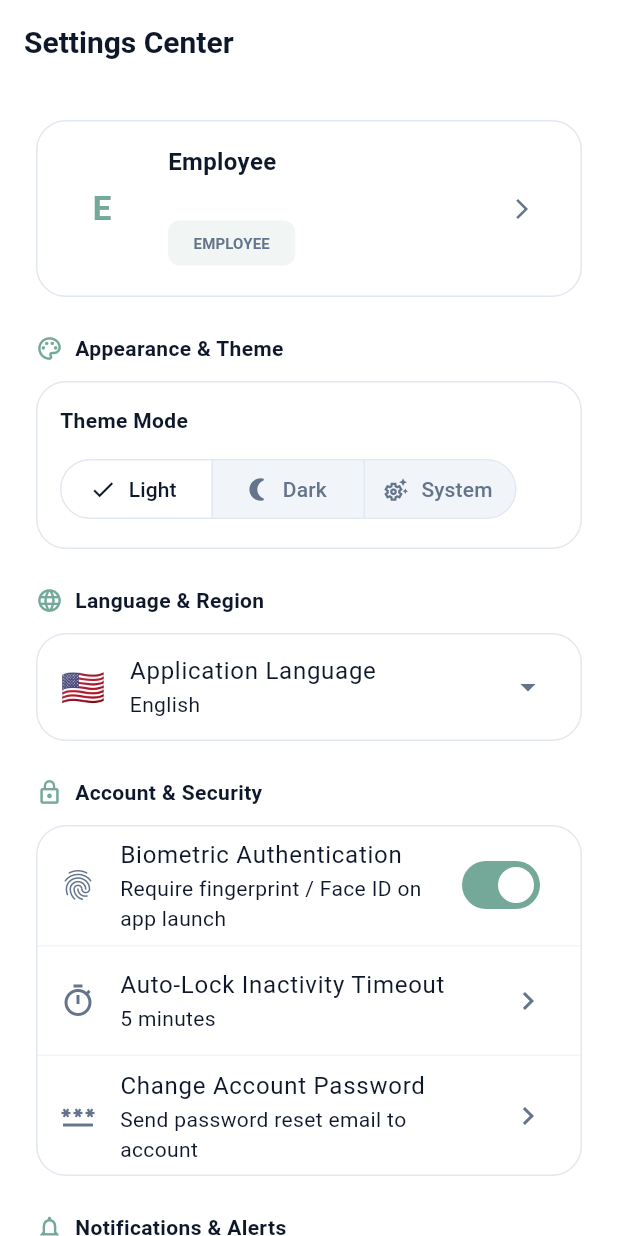
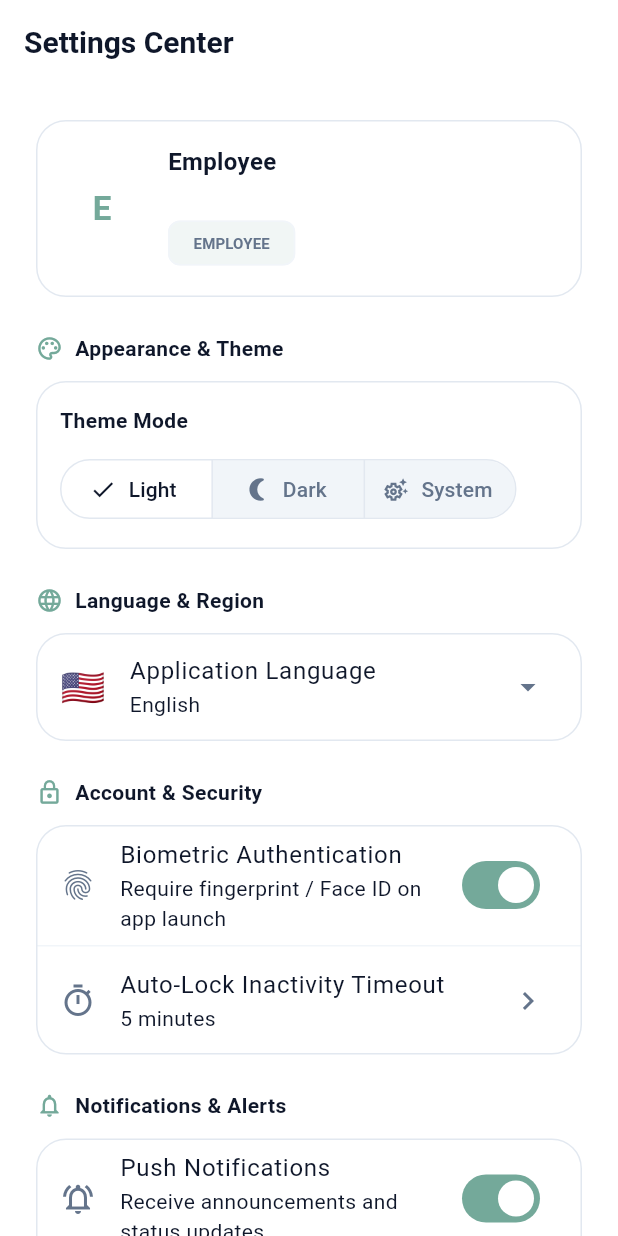
Before and after one commit to jamalabbay97/pointage, a Flutter app: the SettingsScreen screen opened by its route, after a tap on "Light", on a phone screen of 412 x 824 dp. Run offline on Flutter 3.47's test engine with Material 3 defaults, Android fonts, the phone set to English and light mode, and no system bars; our stand-ins replace battery_plus, cloud_firestore, connectivity_plus, device_info_plus, file_picker, firebase_auth and 12 more; missing offline and left inert: excel, mobile_scanner; accounts and stored records are empty; generated files the repository leaves out were written again.

Commit message:
Update Setting

```diff
--- a/lib/features/settings/presentation/settings_screen.dart
+++ b/lib/features/settings/presentation/settings_screen.dart
@@ -1,8 +1,6 @@
 import 'package:firebase_auth/firebase_auth.dart';
 import 'package:flutter/material.dart';
 import 'package:flutter_riverpod/flutter_riverpod.dart';
-import 'package:flutter_secure_storage/flutter_secure_storage.dart';
-import 'package:go_router/go_router.dart';
 
 import '../../../core/services/app_translations.dart';
 import '../../../core/services/language_provider.dart';
@@ -11,8 +9,7 @@ import '../../../core/widgets/web_layout.dart';
 import '../../auth/domain/auth_provider.dart';
 
 import '../../profile/presentation/profile_screen.dart';
-
-const _storage = FlutterSecureStorage();
+import '../data/settings_provider.dart';
 
 class SettingsScreen extends ConsumerStatefulWidget {
   const SettingsScreen({super.key});
@@ -22,43 +19,7 @@ class SettingsScreen extends ConsumerStatefulWidget {
 }
 
 class _SettingsScreenState extends ConsumerState<SettingsScreen> {
-  bool _biometricEnabled = true;
-  bool _pushNotifications = true;
-  bool _dailyReminders = true;
-  bool _autoSyncOffline = true;
-  String _autoLockTimeout = '5 minutes';
-
-  @override
-  void initState() {
-    super.initState();
-    _loadPreferences();
-  }
-
-  Future<void> _loadPreferences() async {
-    try {
-      final bio = await _storage.read(key: 'pref_biometric');
-      final push = await _storage.read(key: 'pref_push');
-      final daily = await _storage.read(key: 'pref_daily');
-      final sync = await _storage.read(key: 'pref_sync');
-      final lock = await _storage.read(key: 'pref_lock');
-
-      if (mounted) {
-        setState(() {
-          if (bio != null) _biometricEnabled = bio == 'true';
-          if (push != null) _pushNotifications = push == 'true';
-          if (daily != null) _dailyReminders = daily == 'true';
-          if (sync != null) _autoSyncOffline = sync == 'true';
-          if (lock != null) _autoLockTimeout = lock;
-        });
-      }
-    } catch (_) {}
-  }
-
-  Future<void> _savePref(String key, String value) async {
-    try {
-      await _storage.write(key: key, value: value);
-    } catch (_) {}
-  }
+  // Empty state, all logic moved to Riverpod
 
   @override
   Widget build(BuildContext context) {
@@ -66,8 +27,11 @@ class _SettingsScreenState extends ConsumerState<SettingsScreen> {
     final currentLang = ref.watch(languageProvider);
     final userModel = ref.watch(currentUserModelProvider).valueOrNull;
     final firebaseUser = FirebaseAuth.instance.currentUser;
+    final userSettings = ref.watch(userSettingsProvider).valueOrNull;
 
-    final avatarImage = ProfileScreen.getProfileImageProvider(userModel?.photoUrl ?? firebaseUser?.photoURL);
+    final avatarImage = ProfileScreen.getProfileImageProvider(
+      userModel?.photoUrl ?? firebaseUser?.photoURL,
+    );
 
     return Scaffold(
       appBar: AppBar(
@@ -85,7 +49,8 @@ class _SettingsScreenState extends ConsumerState<SettingsScreen> {
                   children: [
                     CircleAvatar(
                       radius: 28,
-                      backgroundColor: Theme.of(context).colorScheme.primaryContainer,
+                      backgroundColor:
+                          Theme.of(context).colorScheme.primaryContainer,
                       backgroundImage: avatarImage,
                       child: avatarImage == null
                           ? Text(
@@ -106,28 +71,38 @@ class _SettingsScreenState extends ConsumerState<SettingsScreen> {
                         crossAxisAlignment: CrossAxisAlignment.start,
                         children: [
                           Text(
-                            userModel?.displayName ?? firebaseUser?.displayName ?? ref.tr('employee'),
-                            style: const TextStyle(fontSize: 16, fontWeight: FontWeight.bold),
+                            userModel?.displayName ??
+                                firebaseUser?.displayName ??
+                                ref.tr('employee'),
+                            style: const TextStyle(
+                              fontSize: 16,
+                              fontWeight: FontWeight.bold,
+                            ),
                           ),
                           Text(
                             firebaseUser?.email ?? 'N/A',
-                            style: TextStyle(fontSize: 13, color: Colors.grey.shade600),
+                            style: TextStyle(
+                              fontSize: 13,
+                              color: Colors.grey.shade600,
+                            ),
                           ),
                           const SizedBox(height: 4),
                           Chip(
                             visualDensity: VisualDensity.compact,
                             label: Text(
                               (userModel?.role ?? 'employee').toUpperCase(),
-                              style: const TextStyle(fontSize: 10, fontWeight: FontWeight.bold),
+                              style: const TextStyle(
+                                fontSize: 10,
+                                fontWeight: FontWeight.bold,
+                              ),
                             ),
-                            backgroundColor: Theme.of(context).colorScheme.primary.withValues(alpha: 0.1),
+                            backgroundColor: Theme.of(context)
+                                .colorScheme
+                                .primary
+                                .withValues(alpha: 0.1),
                           ),
                         ],
                       ),
-                    ),
-                    IconButton(
-                      icon: const Icon(Icons.arrow_forward_ios, size: 16),
-                      onPressed: () => context.push('/profile'),
                     ),
                   ],
                 ),
@@ -136,14 +111,21 @@ class _SettingsScreenState extends ConsumerState<SettingsScreen> {
             const SizedBox(height: 20),
 
             // Theme & Appearance
-            _buildSectionHeader(context, ref.tr('appearanceTheme'), Icons.palette_outlined),
+            _buildSectionHeader(
+              context,
+              ref.tr('appearanceTheme'),
+              Icons.palette_outlined,
+            ),
             Card(
               child: Padding(
                 padding: const EdgeInsets.all(16),
                 child: Column(
                   crossAxisAlignment: CrossAxisAlignment.start,
                   children: [
-                    Text(ref.tr('themeMode'), style: const TextStyle(fontWeight: FontWeight.bold)),
+                    Text(
+                      ref.tr('themeMode'),
+                      style: const TextStyle(fontWeight: FontWeight.bold),
+                    ),
                     const SizedBox(height: 12),
                     SegmentedButton<ThemeMode>(
                       segments: [
@@ -165,7 +147,9 @@ class _SettingsScreenState extends ConsumerState<SettingsScreen> {
                       ],
                       selected: {currentThemeMode},
                       onSelectionChanged: (Set<ThemeMode> newSelection) {
-                        ref.read(themeModeProvider.notifier).setThemeMode(newSelection.first);
+                        ref
+                            .read(themeModeProvider.notifier)
+                            .setThemeMode(newSelection.first);
                       },
                     ),
                   ],
@@ -175,10 +159,17 @@ class _SettingsScreenState extends ConsumerState<SettingsScreen> {
             const SizedBox(height: 20),
 
             // Language & Localization
-            _buildSectionHeader(context, ref.tr('langRegion'), Icons.language_outlined),
+            _buildSectionHeader(
+              context,
+              ref.tr('langRegion'),
+              Icons.language_outlined,
+            ),
             Card(
               child: ListTile(
-                leading: Text(currentLang.flag, style: const TextStyle(fontSize: 24)),
+                leading: Text(
+                  currentLang.flag,
+                  style: const TextStyle(fontSize: 24),
+                ),
                 title: Text(ref.tr('appLang')),
                 subtitle: Text(currentLang.name),
                 trailing: const Icon(Icons.arrow_drop_down),
@@ -188,7 +179,11 @@ class _SettingsScreenState extends ConsumerState<SettingsScreen> {
             const SizedBox(height: 20),
 
             // Account & Security Settings
-            _buildSectionHeader(context, ref.tr('accountSecurity'), Icons.lock_outline),
+            _buildSectionHeader(
+              context,
+              ref.tr('accountSecurity'),
+              Icons.lock_outline,
+            ),
             Card(
               child: Column(
                 children: [
@@ -196,27 +191,21 @@ class _SettingsScreenState extends ConsumerState<SettingsScreen> {
                     secondary: const Icon(Icons.fingerprint),
                     title: Text(ref.tr('biometricAuth')),
                     subtitle: Text(ref.tr('biometricSub')),
-                    value: _biometricEnabled,
+                    value: userSettings?.biometricEnabled ?? true,
                     onChanged: (val) {
-                      setState(() => _biometricEnabled = val);
-                      _savePref('pref_biometric', val.toString());
+                      ref
+                          .read(userSettingsProvider.notifier)
+                          .updateBiometric(val);
                     },
                   ),
                   const Divider(height: 1),
                   ListTile(
                     leading: const Icon(Icons.timer_outlined),
                     title: Text(ref.tr('autoLock')),
-                    subtitle: Text(_autoLockTimeout),
+                    subtitle:
+                        Text(userSettings?.autoLockTimeout ?? '5 minutes'),
                     trailing: const Icon(Icons.chevron_right),
                     onTap: () => _showAutoLockPicker(context),
-                  ),
-                  const Divider(height: 1),
-                  ListTile(
-                    leading: const Icon(Icons.password_outlined),
-                    title: Text(ref.tr('changePassword')),
-                    subtitle: Text(ref.tr('changePasswordSub')),
-                    trailing: const Icon(Icons.chevron_right),
-                    onTap: () => _sendPasswordReset(context, firebaseUser?.email),
                   ),
                 ],
               ),
@@ -224,7 +213,11 @@ class _SettingsScreenState extends ConsumerState<SettingsScreen> {
             const SizedBox(height: 20),
 
             // Notification Settings
-            _buildSectionHeader(context, ref.tr('notificationsAlerts'), Icons.notifications_none_outlined),
+            _buildSectionHeader(
+              context,
+              ref.tr('notificationsAlerts'),
+              Icons.notifications_none_outlined,
+            ),
             Card(
               child: Column(
                 children: [
@@ -232,10 +225,9 @@ class _SettingsScreenState extends ConsumerState<SettingsScreen> {
                     secondary: const Icon(Icons.notifications_active_outlined),
                     title: Text(ref.tr('pushNotifications')),
                     subtitle: Text(ref.tr('pushNotifSub')),
-                    value: _pushNotifications,
+                    value: userSettings?.pushNotifications ?? true,
                     onChanged: (val) {
-                      setState(() => _pushNotifications = val);
-                      _savePref('pref_push', val.toString());
+                      ref.read(userSettingsProvider.notifier).updatePush(val);
                     },
                   ),
                   const Divider(height: 1),
@@ -243,10 +235,9 @@ class _SettingsScreenState extends ConsumerState<SettingsScreen> {
                     secondary: const Icon(Icons.alarm),
                     title: Text(ref.tr('dailyReminder')),
                     subtitle: Text(ref.tr('dailyReminderSub')),
-                    value: _dailyReminders,
+                    value: userSettings?.dailyReminders ?? true,
                     onChanged: (val) {
-                      setState(() => _dailyReminders = val);
-                      _savePref('pref_daily', val.toString());
+                      ref.read(userSettingsProvider.notifier).updateDaily(val);
                     },
                   ),
                 ],
@@ -255,7 +246,11 @@ class _SettingsScreenState extends ConsumerState<SettingsScreen> {
             const SizedBox(height: 20),
 
             // Application Preferences
-            _buildSectionHeader(context, ref.tr('appPrefsSync'), Icons.tune_outlined),
+            _buildSectionHeader(
+              context,
+              ref.tr('appPrefsSync'),
+              Icons.tune_outlined,
+            ),
             Card(
               child: Column(
                 children: [
@@ -263,17 +258,18 @@ class _SettingsScreenState extends ConsumerState<SettingsScreen> {
                     secondary: const Icon(Icons.cloud_sync_outlined),
                     title: Text(ref.tr('autoSync')),
                     subtitle: Text(ref.tr('autoSyncSub')),
-                    value: _autoSyncOffline,
+                    value: userSettings?.autoSyncOffline ?? true,
                     onChanged: (val) {
-                      setState(() => _autoSyncOffline = val);
-                      _savePref('pref_sync', val.toString());
+                      ref.read(userSettingsProvider.notifier).updateSync(val);
                     },
                   ),
                   const Divider(height: 1),
                   ListTile(
                     leading: const Icon(Icons.gps_fixed),
                     title: Text(ref.tr('geofenceTol')),
-                    subtitle: Text(ref.tr('geofenceTolSub')),
+                    subtitle: Text(
+                      '${userModel?.assignedLocationRadius?.toInt() ?? 500} meters from registered headquarters',
+                    ),
                   ),
                 ],
               ),
@@ -281,7 +277,11 @@ class _SettingsScreenState extends ConsumerState<SettingsScreen> {
             const SizedBox(height: 20),
 
             // About & Version Info
-            _buildSectionHeader(context, ref.tr('aboutInfo'), Icons.info_outline),
+            _buildSectionHeader(
+              context,
+              ref.tr('aboutInfo'),
+              Icons.info_outline,
+            ),
             Card(
               child: Column(
                 children: [
@@ -329,7 +329,11 @@ class _SettingsScreenState extends ConsumerState<SettingsScreen> {
     );
   }
 
-  Widget _buildSectionHeader(BuildContext context, String title, IconData icon) {
+  Widget _buildSectionHeader(
+    BuildContext context,
+    String title,
+    IconData icon,
+  ) {
     return Padding(
       padding: const EdgeInsets.only(left: 4, bottom: 8),
       child: Row(
@@ -359,7 +363,10 @@ class _SettingsScreenState extends ConsumerState<SettingsScreen> {
           children: [
             Text(
               ref.tr('selectLang'),
-              style: Theme.of(context).textTheme.titleMedium?.copyWith(fontWeight: FontWeight.bold),
+              style: Theme.of(context)
+                  .textTheme
+                  .titleMedium
+                  ?.copyWith(fontWeight: FontWeight.bold),
             ),
             const SizedBox(height: 16),
             ...supportedLanguages.map((lang) {
@@ -383,11 +390,11 @@ class _SettingsScreenState extends ConsumerState<SettingsScreen> {
       context: context,
       builder: (ctx) => SimpleDialog(
         title: Text(ref.tr('autoLock')),
-        children: ['1 minute', '5 minutes', '15 minutes', 'Never'].map((option) {
+        children:
+            ['1 minute', '5 minutes', '15 minutes', 'Never'].map((option) {
           return SimpleDialogOption(
             onPressed: () {
-              setState(() => _autoLockTimeout = option);
-              _savePref('pref_lock', option);
+              ref.read(userSettingsProvider.notifier).updateLock(option);
               Navigator.pop(ctx);
             },
             child: Padding(
@@ -398,26 +405,6 @@ class _SettingsScreenState extends ConsumerState<SettingsScreen> {
         }).toList(),
       ),
     );
-  }
-
-  void _sendPasswordReset(BuildContext context, String? email) async {
-    if (email == null || email.isEmpty) return;
-    try {
-      await FirebaseAuth.instance.sendPasswordResetEmail(email: email);
-      if (!context.mounted) return;
-      ScaffoldMessenger.of(context).showSnackBar(
-        const SnackBar(
-          content: Text('Password reset link sent to your email'),
-          backgroundColor: Colors.green,
-        ),
-      );
-    } catch (err) {
-      if (context.mounted) {
-        ScaffoldMessenger.of(context).showSnackBar(
-          SnackBar(content: Text(err.toString()), backgroundColor: Colors.red),
-        );
-      }
-    }
   }
 
   void _showTermsModal(BuildContext context) {
@@ -431,7 +418,10 @@ class _SettingsScreenState extends ConsumerState<SettingsScreen> {
           ),
         ),
         actions: [
-          TextButton(onPressed: () => Navigator.pop(ctx), child: Text(ref.tr('close'))),
+          TextButton(
+            onPressed: () => Navigator.pop(ctx),
+            child: Text(ref.tr('close')),
+          ),
         ],
       ),
     );
@@ -448,7 +438,10 @@ class _SettingsScreenState extends ConsumerState<SettingsScreen> {
           ),
         ),
         actions: [
-          TextButton(onPressed: () => Navigator.pop(ctx), child: Text(ref.tr('close'))),
+          TextButton(
+            onPressed: () => Navigator.pop(ctx),
+            child: Text(ref.tr('close')),
+          ),
         ],
       ),
     );
@@ -461,7 +454,10 @@ class _SettingsScreenState extends ConsumerState<SettingsScreen> {
         title: Text(ref.tr('signOut')),
         content: Text(ref.tr('signOutConfirm')),
         actions: [
-          TextButton(onPressed: () => Navigator.pop(ctx), child: Text(ref.tr('cancel'))),
+          TextButton(
+            onPressed: () => Navigator.pop(ctx),
+            child: Text(ref.tr('cancel')),
+          ),
           FilledButton(
             style: FilledButton.styleFrom(backgroundColor: Colors.red),
             onPressed: () async {
--- a/lib/main.dart
+++ b/lib/main.dart
@@ -22,6 +22,7 @@ import 'features/scanner/presentation/qr_scanner_screen.dart';
 import 'features/profile/presentation/profile_screen.dart';
 import 'features/settings/presentation/settings_screen.dart';
 import 'features/auth/domain/auth_provider.dart';
+import 'features/auth/presentation/app_lock_wrapper.dart';
 import 'firebase_options.dart';
 
 Future<void> main() async {
@@ -108,7 +109,9 @@ class _BootstrapAppState extends State<BootstrapApp> {
       overrides: [
         themeModeProvider.overrideWith((ref) => ThemeNotifier(_savedTheme)),
       ],
-      child: const ChezLePointageApp(),
+      child: const AppLockWrapper(
+        child: ChezLePointageApp(),
+      ),
     );
   }
 }
```
Also changed, not shown: lib/features/attendance/domain/attendance_service.dart (+5 -4 lines), lib/features/auth/presentation/app_lock_wrapper.dart (added, +86 -0 lines), lib/features/auth/presentation/lock_screen.dart (added, +88 -0 lines), lib/features/settings/data/settings_provider.dart (added, +183 -0 lines), 1 other file.
